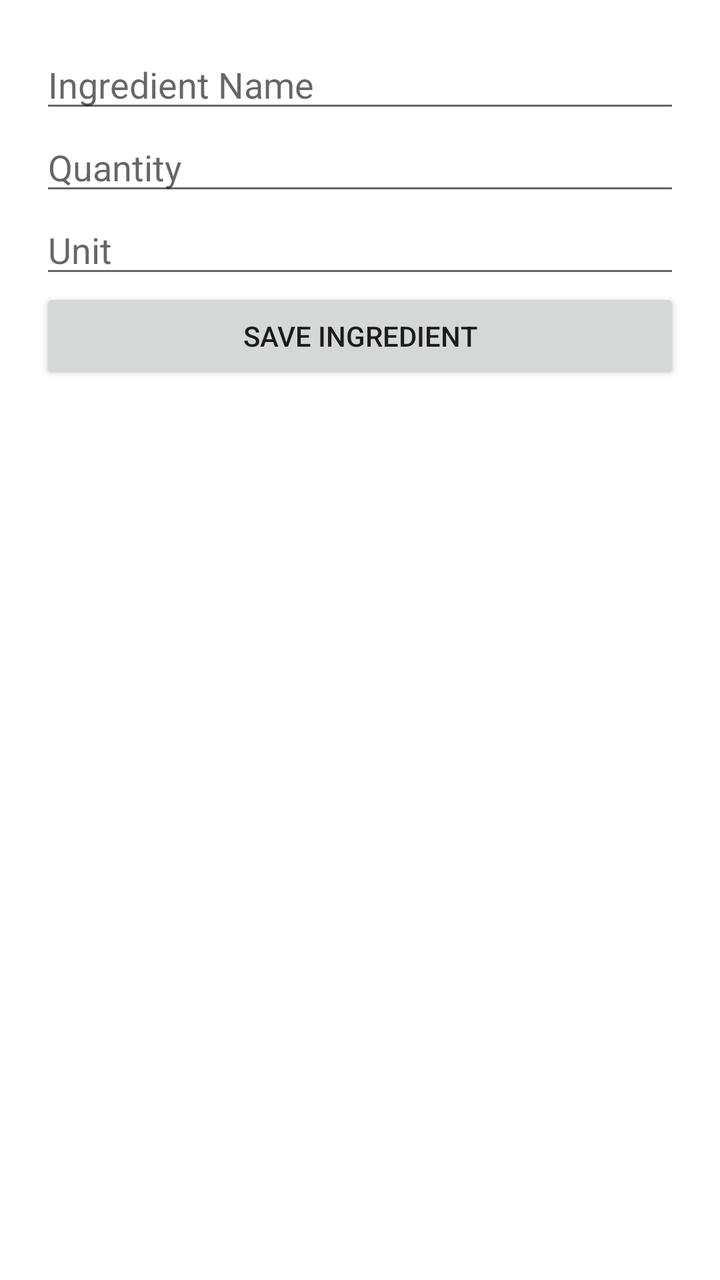
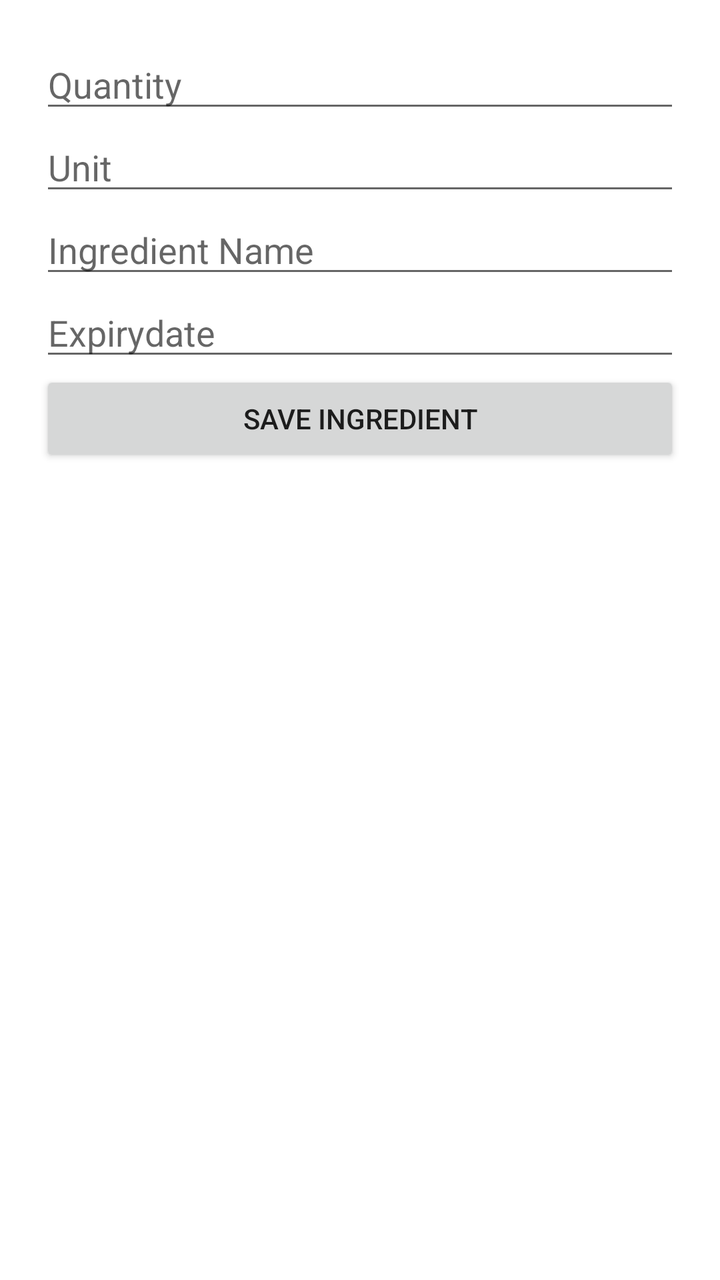

The first picture is an Android layout as it rendered before a commit; the second is the same layout after the commit. The layout source and the unified diff follow.
<!-- AndroidManifest.xml: application theme Theme.SmartPantryManager -->
<!-- res/layout/activity_add_ingredient.xml -->
<?xml version="1.0" encoding="utf-8"?>
<ScrollView xmlns:android="http://schemas.android.com/apk/res/android"
    android:layout_width="match_parent"
    android:layout_height="match_parent">

    <LinearLayout
    xmlns:android="http://schemas.android.com/apk/res/android"
    android:layout_width="match_parent"
    android:layout_height="match_parent"
    android:gravity="center"
    android:orientation="vertical"
    android:padding="20dp">

        <EditText
            android:id="@+id/edtName"
            android:layout_width="match_parent"
            android:layout_height="wrap_content"
            android:hint="Ingredient Name"
            android:inputType="text"/>

        <EditText
            android:id="@+id/edtQuantity"
            android:layout_width="match_parent"
            android:layout_height="wrap_content"
            android:hint="Quantity"/>

        <EditText
            android:id="@+id/edtUnit"
            android:layout_width="match_parent"
            android:layout_height="wrap_content"
            android:hint="Unit"/>

        <Button
            android:id="@+id/btnSave"
            android:layout_width="match_parent"
            android:layout_height="wrap_content"
            android:text="SAVE INGREDIENT"/>

    </LinearLayout>

</ScrollView>
<!-- resources referenced by this layout -->
<resources>
  <style name="Theme.SmartPantryManager" parent="Theme.MaterialComponents.DayNight.DarkActionBar">
          
          <item name="colorPrimary">@color/purple_500</item>
          <item name="colorPrimaryVariant">@color/purple_700</item>
          <item name="colorOnPrimary">@color/white</item>
          
          <item name="colorSecondary">@color/teal_200</item>
          <item name="colorSecondaryVariant">@color/teal_700</item>
          <item name="colorOnSecondary">@color/black</item>
          
          <item name="android:statusBarColor">?attr/colorPrimaryVariant</item>
          
      </style>
  <color name="purple_500">#FF6200EE</color>
  <color name="purple_700">#FF3700B3</color>
  <color name="white">#FFFFFFFF</color>
  <color name="teal_200">#FF03DAC5</color>
  <color name="teal_700">#FF018786</color>
  <color name="black">#FF000000</color>
</resources>

<!-- the commit's change to res/layout/activity_add_ingredient.xml (unified diff, before → after) -->
@@ -4,37 +4,44 @@
     android:layout_height="match_parent">
 
     <LinearLayout
-    xmlns:android="http://schemas.android.com/apk/res/android"
-    android:layout_width="match_parent"
-    android:layout_height="match_parent"
-    android:gravity="center"
-    android:orientation="vertical"
-    android:padding="20dp">
+        android:layout_width="match_parent"
+        android:layout_height="wrap_content"
+        android:orientation="vertical"
+        android:padding="20dp">
+
+        <EditText
+            android:id="@+id/edtQuantity"
+            android:layout_width="match_parent"
+            android:layout_height="wrap_content"
+            android:hint="Quantity"
+            android:inputType="numberDecimal" />
+
+        <EditText
+            android:id="@+id/edtUnit"
+            android:layout_width="match_parent"
+            android:layout_height="wrap_content"
+            android:hint="Unit"
+            android:inputType="text" />
 
         <EditText
             android:id="@+id/edtName"
             android:layout_width="match_parent"
             android:layout_height="wrap_content"
             android:hint="Ingredient Name"
-            android:inputType="text"/>
+            android:inputType="text" />
 
         <EditText
-            android:id="@+id/edtQuantity"
+            android:id="@+id/edtDate"
             android:layout_width="match_parent"
             android:layout_height="wrap_content"
-            android:hint="Quantity"/>
-
-        <EditText
-            android:id="@+id/edtUnit"
-            android:layout_width="match_parent"
-            android:layout_height="wrap_content"
-            android:hint="Unit"/>
+            android:hint="Expirydate"
+            android:inputType="text" />
 
         <Button
             android:id="@+id/btnSave"
             android:layout_width="match_parent"
             android:layout_height="wrap_content"
-            android:text="SAVE INGREDIENT"/>
+            android:text="SAVE INGREDIENT" />
 
     </LinearLayout>
 
